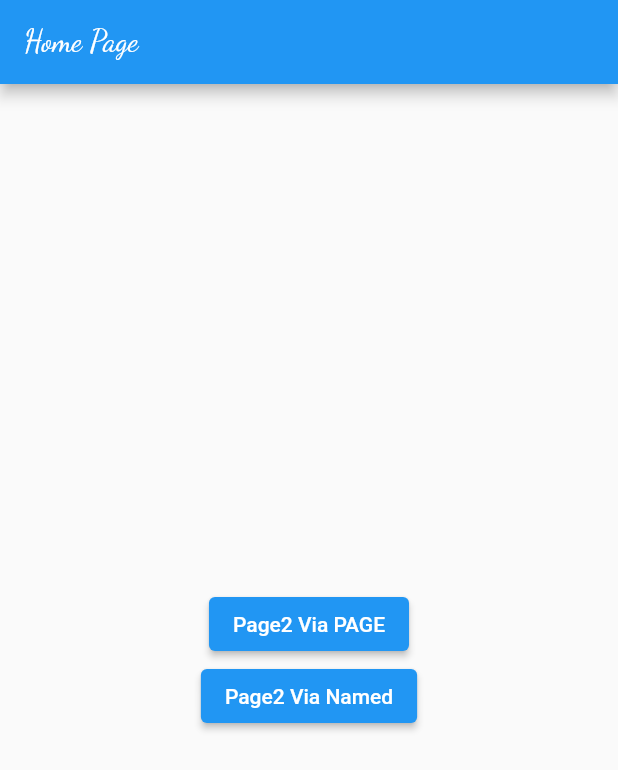
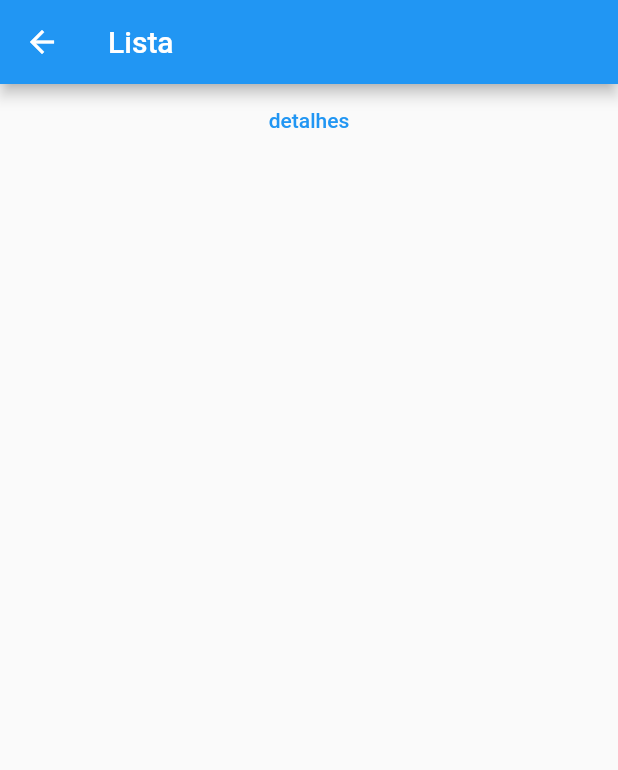
Before and after one commit to danieldkm/flutter, a Flutter app: the screen it shows after launch, on a phone screen of 412 x 824 dp. Shown: the top 770 px of the screen. Run offline on Flutter 3.47's test engine with Material 2 defaults, Android fonts, the phone set to English and light mode, and no system bars.

Commit message:
Passando parametros

```diff
--- a/3_flutter_maonamassa/lib/main.dart
+++ b/3_flutter_maonamassa/lib/main.dart
@@ -6,6 +6,8 @@ import 'package:flutter_maonamassa/navegacao/page1.dart';
 import 'package:flutter_maonamassa/navegacao/page2.dart';
 import 'package:flutter_maonamassa/navegacao/page3.dart';
 import 'package:flutter_maonamassa/navegacao/page4.dart';
+import 'package:flutter_maonamassa/navegacao_params/detalhe.dart';
+import 'package:flutter_maonamassa/navegacao_params/lista.dart';
 
 void main() {
   runApp(MyApp());
@@ -21,6 +23,7 @@ class MyApp extends StatelessWidget {
       // home: HomePage(),
       // Nagecação por pagina.
       // home: navegacao.HomePage(),
+      initialRoute: Lista.routeName,
       // Navegação por nome
       routes: {
         '/': (_) => navegacao.HomePage(),
@@ -28,6 +31,8 @@ class MyApp extends StatelessWidget {
         Page2.routeName: (_) => Page2(),
         '/page3': (_) => Page3(),
         '/page4': (_) => Page4(),
+        Lista.routeName: (_) => Lista(),
+        Detalhe.routeName: (_) => Detalhe(),
       },
     );
   }
--- /dev/null
+++ b/3_flutter_maonamassa/lib/navegacao_params/lista.dart
@@ -0,0 +1,44 @@
+import 'package:flutter/material.dart';
+import 'package:flutter_maonamassa/navegacao_params/detalhe.dart';
+
+class Lista extends StatelessWidget {
+  static final String routeName = '/navegacao_params';
+  const Lista({Key? key}) : super(key: key);
+
+  @override
+  Widget build(BuildContext context) {
+    return Scaffold(
+      appBar: AppBar(
+        title: Text('Lista'),
+      ),
+      body: Center(
+        child: Column(
+          children: [
+            TextButton(
+              onPressed: () {
+                // Navigator.push(
+                //   context,
+                //   MaterialPageRoute(
+                //     settings: RouteSettings(
+                //       name: 'detalhe',
+                //       arguments: {
+                //         'id': 10,
+                //       },
+                //     ),
+                //     builder: (context) => Detalhe(),
+                //   ),
+                // );
+                Navigator.pushNamed(
+                  context,
+                  Detalhe.routeName,
+                  arguments: {'id': 20},
+                );
+              },
+              child: Text('detalhes'),
+            ),
+          ],
+        ),
+      ),
+    );
+  }
+}
```
Also changed, not shown: 3_flutter_maonamassa/lib/navegacao_params/detalhe.dart (added, +55 -0 lines).
